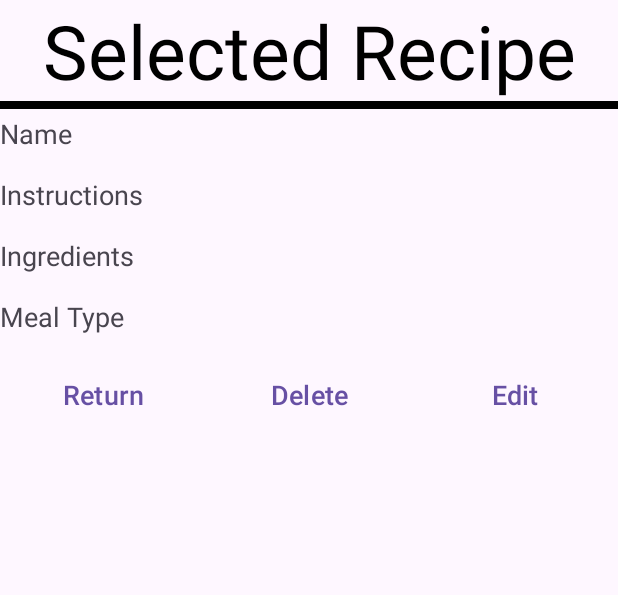
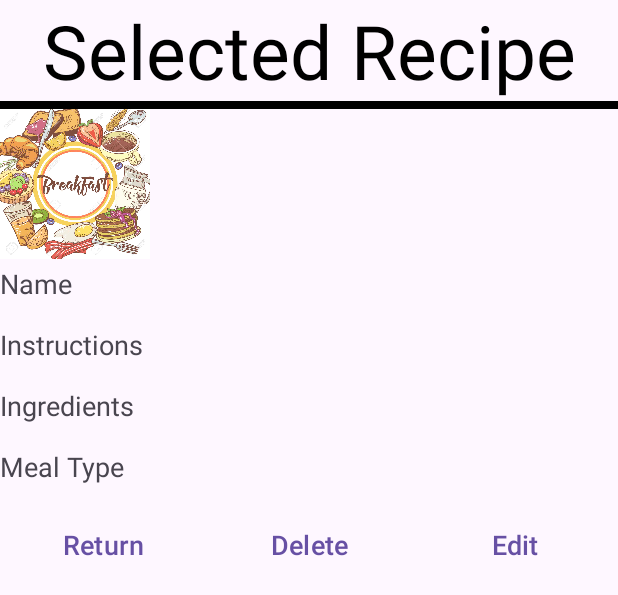
Before and after one commit to dombrowskikye/NewRecipeBook, an Android app: the layout dialog_view_recipe.xml on its own in the app's theme, with its tools: preview values and no code run, on a phone screen of 412 x 824 dp. Shown: the top 595 px of the screen. Run offline under Robolectric (Android 15) with nearby library versions, the phone set to English and light mode, and no system bars.

Commit message:
Adding images to recipes

```diff
--- a/app/src/main/res/layout/dialog_view_recipe.xml
+++ b/app/src/main/res/layout/dialog_view_recipe.xml
@@ -1,5 +1,6 @@
 <?xml version="1.0" encoding="utf-8"?>
 <LinearLayout xmlns:android="http://schemas.android.com/apk/res/android"
+    xmlns:app="http://schemas.android.com/apk/res-auto"
     xmlns:tools="http://schemas.android.com/tools"
     android:orientation="vertical"
     android:layout_width="match_parent"
@@ -23,6 +24,20 @@
     <TableLayout
         android:layout_width="match_parent"
         android:layout_height="wrap_content">
+
+        <TableRow
+            android:layout_width="match_parent"
+            android:layout_height="match_parent" >
+
+            <ImageView
+                android:id="@+id/imageView"
+                android:layout_width="100dp"
+                android:layout_height="100dp"
+                android:adjustViewBounds="false"
+                android:cropToPadding="false"
+                android:scaleType="centerInside"
+                app:srcCompat="@drawable/breakfast" />
+        </TableRow>
 
         <TableRow
             android:layout_width="match_parent"
```
Also changed, not shown: app/src/main/java/com/example/recipebook20/MainActivity.java (+4 -4 lines), app/src/main/java/com/example/recipebook20/ViewRecipeDialog.java (+11 -0 lines), app/src/main/res/drawable/breakfast.jpg (added), app/src/main/res/drawable/dinner.jpg (added), app/src/main/res/drawable/food.jpg (added), app/src/main/res/drawable/lunch.jpg (added).
